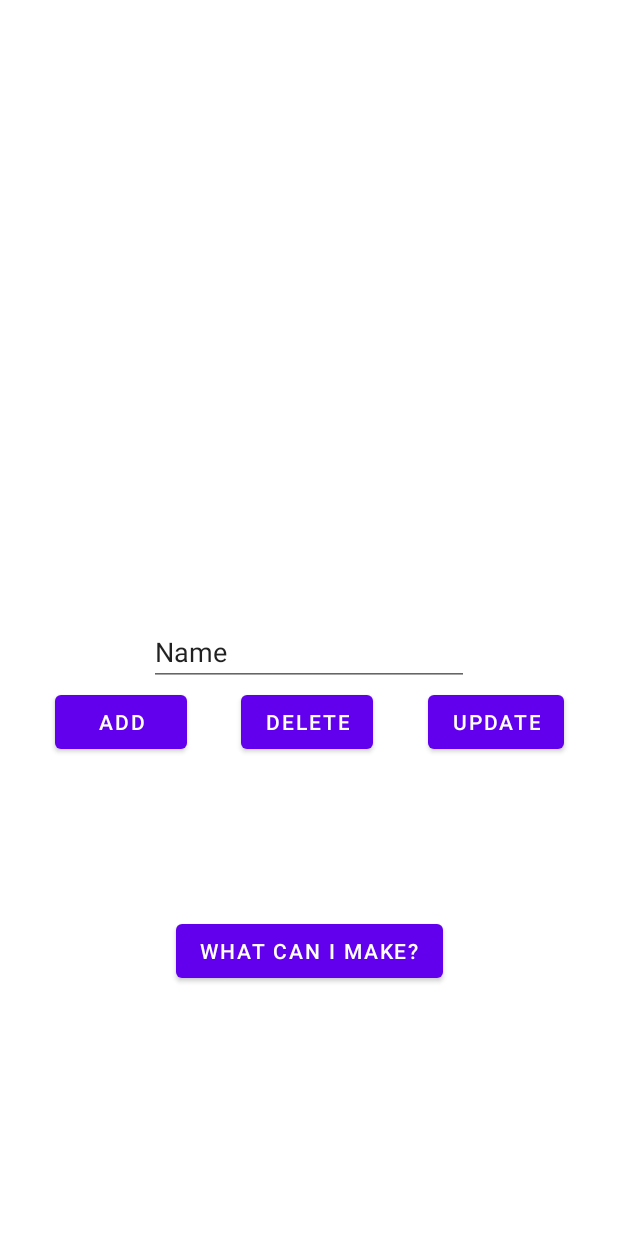
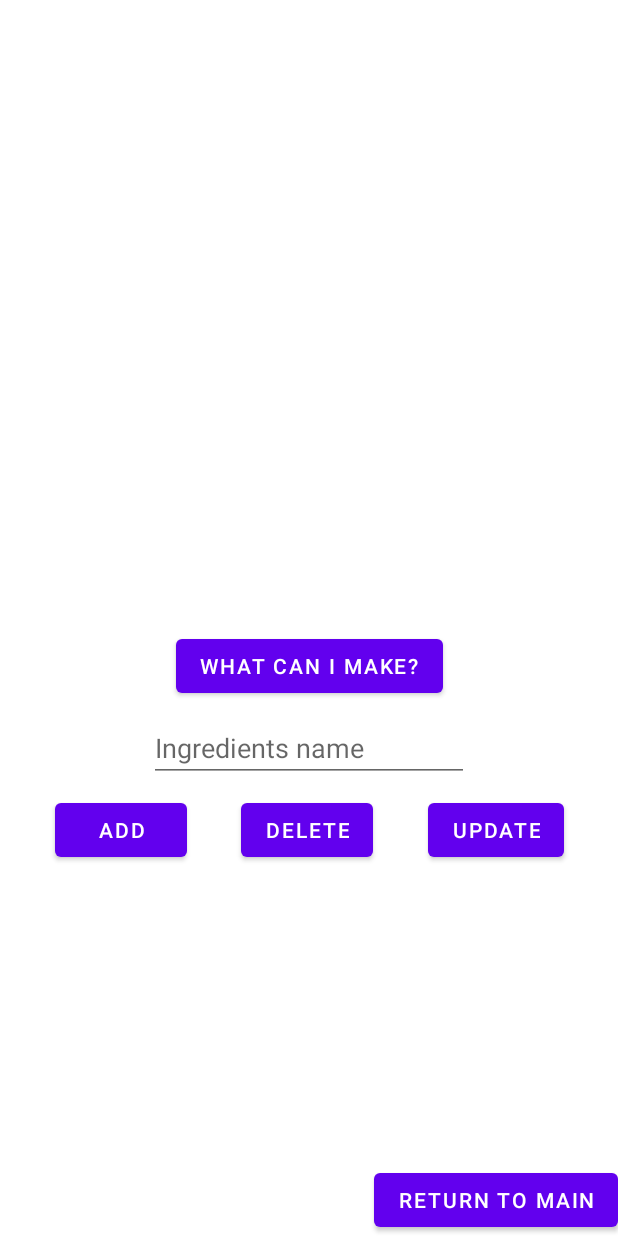
Before and after one commit to Fjedern/Drink_app, an Android app: the layout activity_inventory.xml on its own in the app's theme, with its tools: preview values and no code run, on a phone screen of 412 x 824 dp. Run offline under Robolectric (Android 15) with nearby library versions, the phone set to English and light mode, and no system bars.

Commit message:
Connected buttons and small changes

```diff
--- a/Drink_appAndroid/app/src/main/AndroidManifest.xml
+++ b/Drink_appAndroid/app/src/main/AndroidManifest.xml
@@ -10,6 +10,9 @@
         android:supportsRtl="true"
         android:theme="@style/Theme.Drink_app">
         <activity
+            android:name=".InventoryActivity"
+            android:exported="true" />
+        <activity
             android:name=".MainActivity"
             android:exported="true">
             <intent-filter>
--- a/Drink_appAndroid/app/src/main/res/layout/inventory_layout.xml
+++ b/Drink_appAndroid/app/src/main/res/layout/activity_inventory.xml
@@ -3,81 +3,82 @@
     xmlns:app="http://schemas.android.com/apk/res-auto"
     xmlns:tools="http://schemas.android.com/tools"
     android:layout_width="match_parent"
-    android:layout_height="match_parent">
+    android:layout_height="match_parent"
+    tools:context=".InventoryActivity">
+
+    <Button
+        android:id="@+id/btn_return_to_main"
+        android:layout_width="wrap_content"
+        android:layout_height="wrap_content"
+        android:text="@string/return_to_main"
+        app:layout_constraintBottom_toBottomOf="parent"
+        app:layout_constraintEnd_toEndOf="parent" />
 
     <androidx.constraintlayout.widget.Guideline
-        android:id="@+id/guideline3"
+        android:id="@+id/guideline5"
         android:layout_width="wrap_content"
         android:layout_height="wrap_content"
         android:orientation="horizontal"
         app:layout_constraintGuide_percent="0.5" />
 
-    <androidx.constraintlayout.widget.Guideline
-        android:id="@+id/guideline4"
-        android:layout_width="wrap_content"
-        android:layout_height="wrap_content"
-        android:orientation="horizontal"
-        app:layout_constraintGuide_percent="0.74" />
-
     <androidx.recyclerview.widget.RecyclerView
-        android:id="@+id/recyclerView"
-        android:layout_width="match_parent"
-        android:layout_height="0dp"
-        app:layout_constraintBottom_toTopOf="@+id/guideline3"
+        android:id="@+id/rv_inventory"
+        android:layout_width="409dp"
+        android:layout_height="354dp"
         app:layout_constraintEnd_toEndOf="parent"
-        app:layout_constraintHorizontal_bias="0.5"
         app:layout_constraintStart_toStartOf="parent"
         app:layout_constraintTop_toTopOf="parent" />
 
-    <EditText
-        android:id="@+id/editTextTextPersonName"
+    <Button
+        android:id="@+id/btn_what_can_i_make"
         android:layout_width="wrap_content"
         android:layout_height="wrap_content"
-        android:ems="10"
-        android:inputType="textPersonName"
-        android:text="Name"
+        android:layout_marginTop="8dp"
+        android:text="@string/what_can_i_make"
+        app:layout_constraintEnd_toEndOf="parent"
+        app:layout_constraintStart_toStartOf="parent"
+        app:layout_constraintTop_toTopOf="@+id/guideline5" />
+
+    <Button
+        android:id="@+id/btn_add"
+        android:layout_width="wrap_content"
+        android:layout_height="wrap_content"
+        android:text="@string/add"
+        app:layout_constraintEnd_toStartOf="@+id/btn_delete"
+        app:layout_constraintHorizontal_bias="0.5"
+        app:layout_constraintStart_toStartOf="parent"
+        app:layout_constraintTop_toTopOf="@+id/btn_delete" />
+
+    <Button
+        android:id="@+id/btn_delete"
+        android:layout_width="wrap_content"
+        android:layout_height="wrap_content"
+        android:layout_marginTop="8dp"
+        android:text="@string/delete"
+        app:layout_constraintEnd_toStartOf="@+id/btn_update"
+        app:layout_constraintHorizontal_bias="0.5"
+        app:layout_constraintStart_toEndOf="@+id/btn_add"
+        app:layout_constraintTop_toBottomOf="@+id/et_ingredients_name" />
+
+    <Button
+        android:id="@+id/btn_update"
+        android:layout_width="wrap_content"
+        android:layout_height="wrap_content"
+        android:text="@string/update"
         app:layout_constraintEnd_toEndOf="parent"
         app:layout_constraintHorizontal_bias="0.5"
-        app:layout_constraintStart_toStartOf="parent"
-        app:layout_constraintTop_toTopOf="@+id/guideline3" />
+        app:layout_constraintStart_toEndOf="@+id/btn_delete"
+        app:layout_constraintTop_toTopOf="@+id/btn_delete" />
 
-    <Button
-        android:id="@+id/button"
+    <EditText
+        android:id="@+id/et_ingredients_name"
         android:layout_width="wrap_content"
         android:layout_height="wrap_content"
-        android:text="Add"
-        app:layout_constraintEnd_toStartOf="@+id/button2"
-        app:layout_constraintHorizontal_bias="0.5"
+        android:layout_marginTop="8dp"
+        android:ems="10"
+        android:hint="@string/ingredients_name"
+        android:inputType="textPersonName"
+        app:layout_constraintEnd_toEndOf="parent"
         app:layout_constraintStart_toStartOf="parent"
-        app:layout_constraintTop_toBottomOf="@+id/editTextTextPersonName" />
-
-    <Button
-        android:id="@+id/button2"
-        android:layout_width="wrap_content"
-        android:layout_height="wrap_content"
-        android:text="Delete"
-        app:layout_constraintEnd_toStartOf="@+id/button6"
-        app:layout_constraintHorizontal_bias="0.5"
-        app:layout_constraintStart_toEndOf="@+id/button"
-        app:layout_constraintTop_toBottomOf="@+id/editTextTextPersonName" />
-
-    <Button
-        android:id="@+id/button6"
-        android:layout_width="wrap_content"
-        android:layout_height="wrap_content"
-        android:text="Update"
-        app:layout_constraintEnd_toEndOf="parent"
-        app:layout_constraintHorizontal_bias="0.5"
-        app:layout_constraintStart_toEndOf="@+id/button2"
-        app:layout_constraintTop_toBottomOf="@+id/editTextTextPersonName" />
-
-    <Button
-        android:id="@+id/button7"
-        android:layout_width="wrap_content"
-        android:layout_height="wrap_content"
-        android:text="What can i make?"
-        app:layout_constraintEnd_toEndOf="parent"
-        app:layout_constraintHorizontal_bias="0.5"
-        app:layout_constraintStart_toStartOf="parent"
-        app:layout_constraintTop_toTopOf="@+id/guideline4" />
+        app:layout_constraintTop_toBottomOf="@+id/btn_what_can_i_make" />
 </androidx.constraintlayout.widget.ConstraintLayout>
--- a/Drink_appAndroid/app/src/main/res/values/strings.xml
+++ b/Drink_appAndroid/app/src/main/res/values/strings.xml
@@ -1,3 +1,12 @@
 <resources>
     <string name="app_name">Drink_app</string>
+    <string name="inventory">INVENTORY</string>
+    <string name="recepies">RECEPIES</string>
+    <string name="random_drink">RANDOM DRINK</string>
+    <string name="return_to_main">RETURN TO MAIN</string>
+    <string name="what_can_i_make">WHAT CAN I MAKE?</string>
+    <string name="add">ADD</string>
+    <string name="delete">DELETE</string>
+    <string name="update">UPDATE</string>
+    <string name="ingredients_name">Ingredients name</string>
 </resources>
--- a/Drink_appAndroid/build.gradle
+++ b/Drink_appAndroid/build.gradle
@@ -6,7 +6,7 @@ buildscript {
     }
     dependencies {
         classpath "com.android.tools.build:gradle:7.0.1"
-        classpath "org.jetbrains.kotlin:kotlin-gradle-plugin:1.5.20"
+        classpath 'org.jetbrains.kotlin:kotlin-gradle-plugin:1.5.30'
 
         // NOTE: Do not place your application dependencies here; they belong
         // in the individual module build.gradle files
```
Also changed, not shown: Drink_appAndroid/app/src/main/java/com/example/drink_app/InventoryActivity.kt (added, +74 -0 lines), Drink_appAndroid/app/src/main/java/com/example/drink_app/MainActivity.kt (+23 -0 lines), Drink_appAndroid/app/src/main/res/layout/activity_main.xml (+10 -10 lines).
